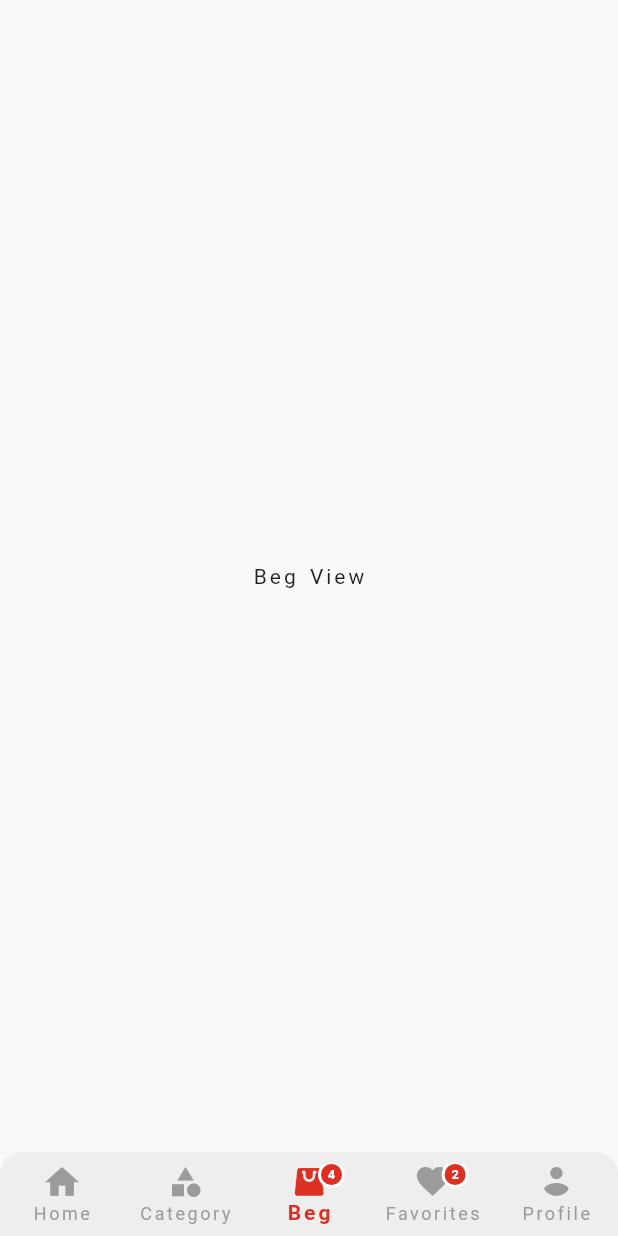
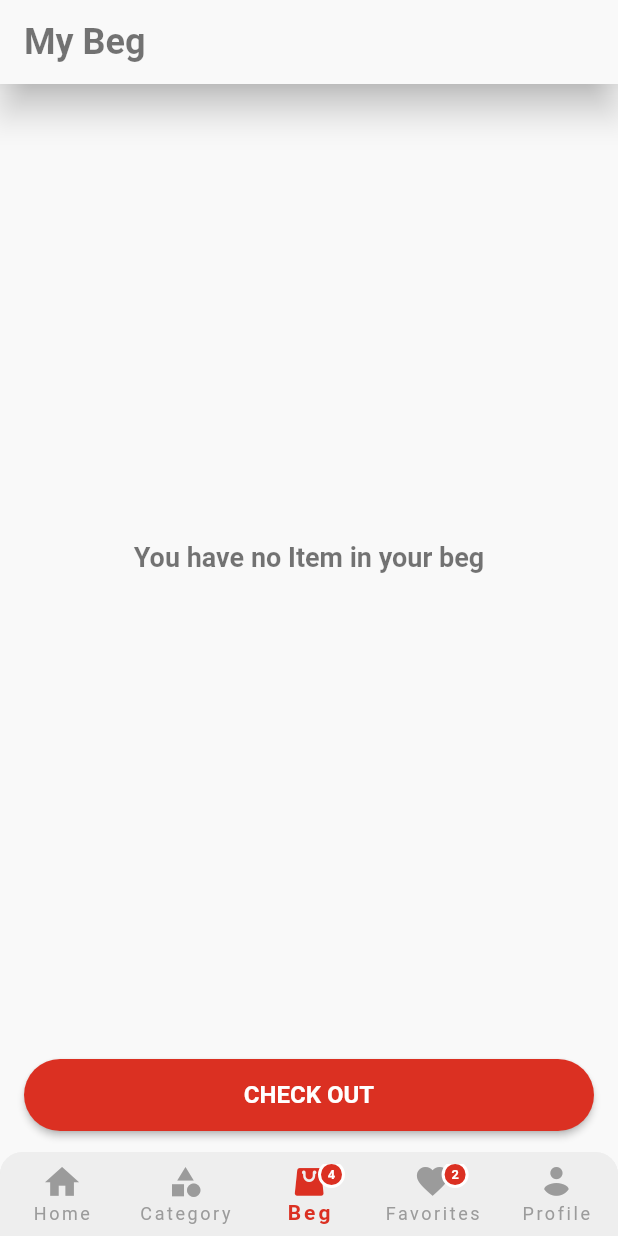
Before and after one commit to Muhammad-Sharif-Ullah/flutter_eshop, a Flutter app: the screen it shows after launch, item 3 of the bottom bar chosen, on a phone screen of 412 x 824 dp. Run offline on Flutter 3.47's test engine with Material 2 defaults, Android fonts, the light colour scheme and no system bars; our stand-ins replace carousel_slider.

Commit message:
Now Working Beg view

```diff
--- a/lib/pages/nav_views/beg_view.dart
+++ b/lib/pages/nav_views/beg_view.dart
@@ -1,4 +1,7 @@
 import 'package:flutter/material.dart';
+import 'package:flutter_eshop/theme/app_colors.dart';
+import 'package:flutter_eshop/theme/app_constant.dart';
+import 'package:flutter_eshop/widget/big_splash_button.dart';
 import 'package:flutter_eshop/widget/bottom_nav_widget.dart';
 
 class BegView extends StatelessWidget {
@@ -6,10 +9,119 @@ class BegView extends StatelessWidget {
 
   @override
   Widget build(BuildContext context) {
-    return const Scaffold(
-      extendBody: true,
-      bottomNavigationBar: CustomBottomNavigator(),
-      body: SafeArea(child: Center(child: Text("Beg View"))),
-    );
+    final bool isDarkMode =
+        MediaQuery.of(context).platformBrightness == Brightness.dark;
+    final Size size = MediaQuery.of(context).size;
+
+    final double height = size.height;
+    final double width = size.width;
+    final TextTheme textTheme = Theme.of(context).textTheme;
+
+    return Scaffold(
+        extendBody: true,
+        appBar: AppBar(
+          title: Text("My Beg", style: textTheme.headline2),
+          elevation: 10,
+          backgroundColor:
+              isDarkMode ? AppColors.backgroundDark : AppColors.backgroundLight,
+        ),
+        bottomNavigationBar: const CustomBottomNavigator(),
+        body: SafeArea(
+          child: Column(
+            crossAxisAlignment: CrossAxisAlignment.start,
+            mainAxisAlignment: MainAxisAlignment.start,
+            children: [
+              // Material(
+              //   color: isDarkMode
+              //       ? AppColors.backgroundDark
+              //       : AppColors.backgroundLight,
+              //   elevation: 10,
+              //   child: SizedBox(
+              //     width: width,
+              //     child: Padding(
+              //       padding: const EdgeInsets.only(
+              //         left: AppConstant.kPadding,
+              //         right: 8,
+              //         bottom: 8,
+              //       ),
+              //       child: Text(
+              //         'My Bag',
+              //         style: textTheme.headline2,
+              //       ),
+              //     ),
+              //   ),
+              // ),
+              const SizedBox(height: 5),
+              Expanded(
+                child: Padding(
+                  padding: const EdgeInsets.symmetric(
+                      horizontal: AppConstant.kPadding),
+                  child: buildObx(context, textTheme),
+                ),
+              ),
+              ...totalListWidget(context, textTheme, width),
+            ],
+          ),
+        ));
+  }
+
+  Widget buildObx(BuildContext context, TextTheme textTheme) {
+    // controller.total.value = controller.getTotalPrice();
+    if ("".isEmpty) {
+      return Center(
+          child: Text(
+        'You have no Item in your beg',
+        style: textTheme.caption,
+      ));
+    }
+    return ListView.builder(
+        itemCount: 2,
+        physics: const BouncingScrollPhysics(),
+        itemBuilder: (context, int index) {
+          return Container(color: Colors.red);
+        });
+  }
+
+  List<Widget> totalListWidget(
+      BuildContext context, TextTheme textTheme, double width) {
+    return [
+      0.0 == 0.0
+          ? Container()
+          : const Padding(
+              padding: EdgeInsets.symmetric(horizontal: AppConstant.kPadding),
+              child: Divider(
+                thickness: 3,
+              ),
+            ),
+      0.0 == 0.0
+          ? Container()
+          : Padding(
+              padding:
+                  const EdgeInsets.symmetric(horizontal: AppConstant.kPadding),
+              child: Row(
+                mainAxisAlignment: MainAxisAlignment.spaceBetween,
+                children: [
+                  Text('Total Amount', style: textTheme.subtitle2),
+                  Text(
+                    '100.0\$',
+                    style: textTheme.headline3,
+                  ),
+                ],
+              ),
+            ),
+      const SizedBox(height: 24),
+      10.0 == 0.0
+          ? Container()
+          : Padding(
+              padding:
+                  const EdgeInsets.symmetric(horizontal: AppConstant.kPadding),
+              child: BigSplashButton(
+                  height: 48,
+                  width: width,
+                  text: "CHECK OUT",
+                  onPressed: () {}),
+            ),
+      const SizedBox(height: 14)
+    ];
   }
 }
```
